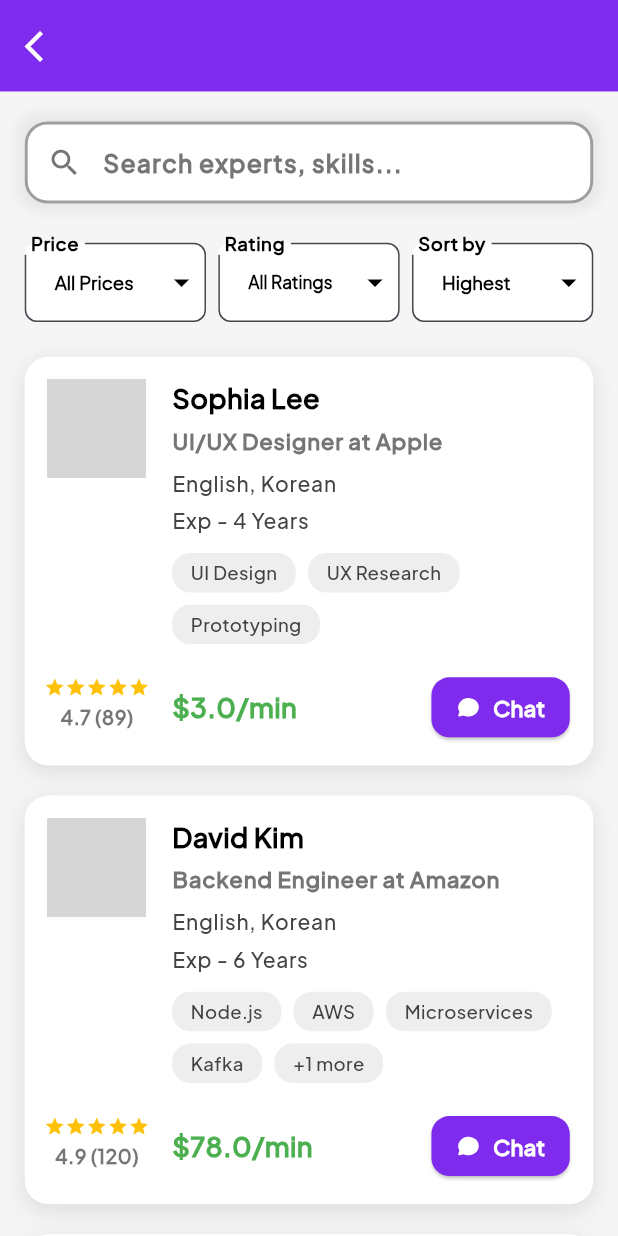
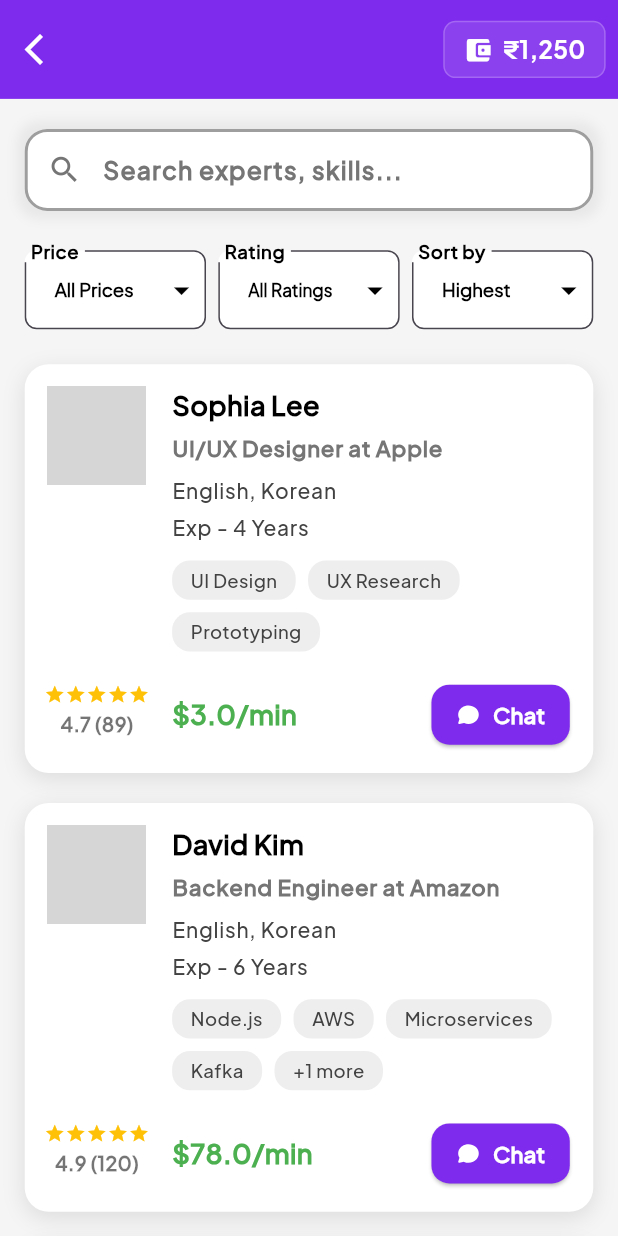
Before and after one commit to NikhilYadav04/connect, a Flutter app: the ExpertDisplayCategoryScreen screen opened by its route, on a phone screen of 412 x 824 dp. Run offline on Flutter 3.47's test engine with Material 3 defaults, Android fonts, the phone set to English and light mode, and no system bars; our stand-ins replace cached_network_image, dropdown_button2, fl_chart, flutter_spinkit, flutter_svg, font_awesome_flutter; network calls fail; grey boxes are pictures that could not be loaded.

Commit message:
Added minor UI Changes

```diff
--- a/connect/lib/view/experts/screen/expert_display_category_screen.dart
+++ b/connect/lib/view/experts/screen/expert_display_category_screen.dart
@@ -1,6 +1,7 @@
 import 'dart:async';
 
 import 'package:connect/core/constants/colors.dart';
+import 'package:connect/view/experts/widgets/expert_widget.dart';
 import 'package:flutter/material.dart';
 import 'package:connect/core/constants/fontfamily.dart';
 import 'package:connect/core/router/appRouter.dart';
@@ -172,23 +173,29 @@ class _ExpertDisplayCategoryScreenState
           headerSliverBuilder: (ctx, inner) => [
             SliverAppBar(
               automaticallyImplyLeading: false,
-              toolbarHeight: sh * 0.074,
+              toolbarHeight: sh * 0.08,
               backgroundColor: AppColors.colorPurple,
               flexibleSpace: SafeArea(
                 child: Padding(
-                  padding: EdgeInsets.symmetric(horizontal: sh * 0.02),
-                  child: Row(
+                  padding: EdgeInsets.only(left: sw * 0.04,right: sw*0.02),
+                  child: Stack(
+                    alignment: Alignment.center,
                     children: [
-                      GestureDetector(
-                        onTap: () => Navigator.pop(context),
-                        child: Icon(
-                          Icons.arrow_back_ios,
-                          color: Colors.white,
-                          size: sh * 0.03,
+                      Align(
+                        alignment: Alignment.centerLeft,
+                        child: GestureDetector(
+                          onTap: () => Navigator.pop(context),
+                          child: Icon(
+                            Icons.arrow_back_ios,
+                            color: Colors.white,
+                            size: sh * 0.03,
+                          ),
                         ),
                       ),
-                      Expanded(
-                        child: Center(
+                      Align(
+                        alignment: Alignment.center,
+                        child: Padding(
+                          padding: EdgeInsets.only(right: sw*0.1),
                           child: Text(
                             widget.category,
                             style: textStyle2.copyWith(
@@ -199,6 +206,10 @@ class _ExpertDisplayCategoryScreenState
                             ),
                           ),
                         ),
+                      ),
+                      Align(
+                        alignment: Alignment.centerRight,
+                        child: WalletAmountBadge(sh: sh, sw: sw),
                       ),
                     ],
                   ),
--- /dev/null
+++ b/connect/lib/view/experts/widgets/expert_widget.dart
@@ -0,0 +1,47 @@
+import 'package:flutter/material.dart';
+
+class WalletAmountBadge extends StatelessWidget {
+  final double sh;
+  final double sw;
+
+  const WalletAmountBadge({
+    Key? key,
+    required this.sh,
+    required this.sw,
+  }) : super(key: key);
+
+  @override
+  Widget build(BuildContext context) {
+    return Container(
+      padding: EdgeInsets.symmetric(
+        horizontal: sw * 0.03,
+        vertical: sh * 0.008,
+      ),
+      decoration: BoxDecoration(
+        color: Colors.white.withOpacity(0.1), // Soft background for violet
+        borderRadius: BorderRadius.circular(sw * 0.02),
+        border: Border.all(color: Colors.white.withOpacity(0.2)),
+      ),
+      child: Row(
+        mainAxisSize: MainAxisSize.min,
+        children: [
+          Icon(
+            Icons.account_balance_wallet_rounded,
+            size: sw * 0.048,
+            color: Colors.white,
+          ),
+          SizedBox(width: sw * 0.015),
+          Text(
+            '₹1,250',
+            style: TextStyle(
+              fontFamily: "Jakarta-Light",
+              fontSize: sw * 0.039,
+              fontWeight: FontWeight.w600,
+              color: Colors.white,
+            ),
+          ),
+        ],
+      ),
+    );
+  }
+}
```
